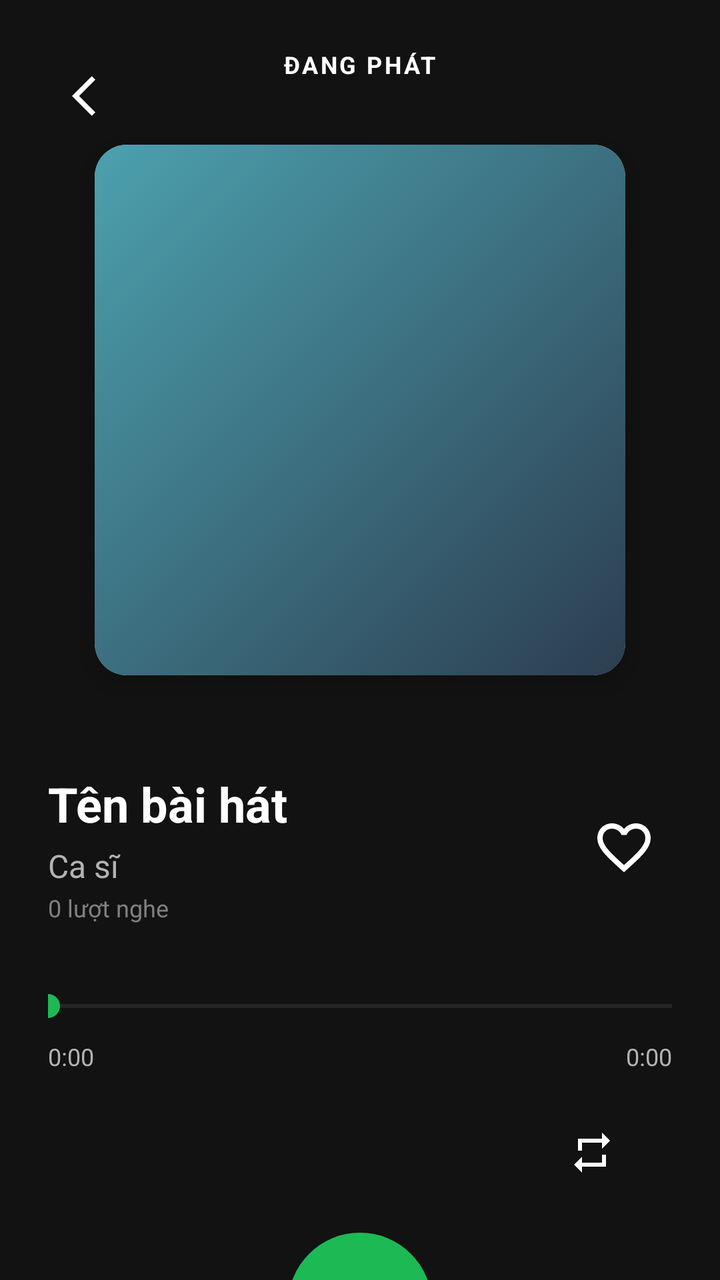
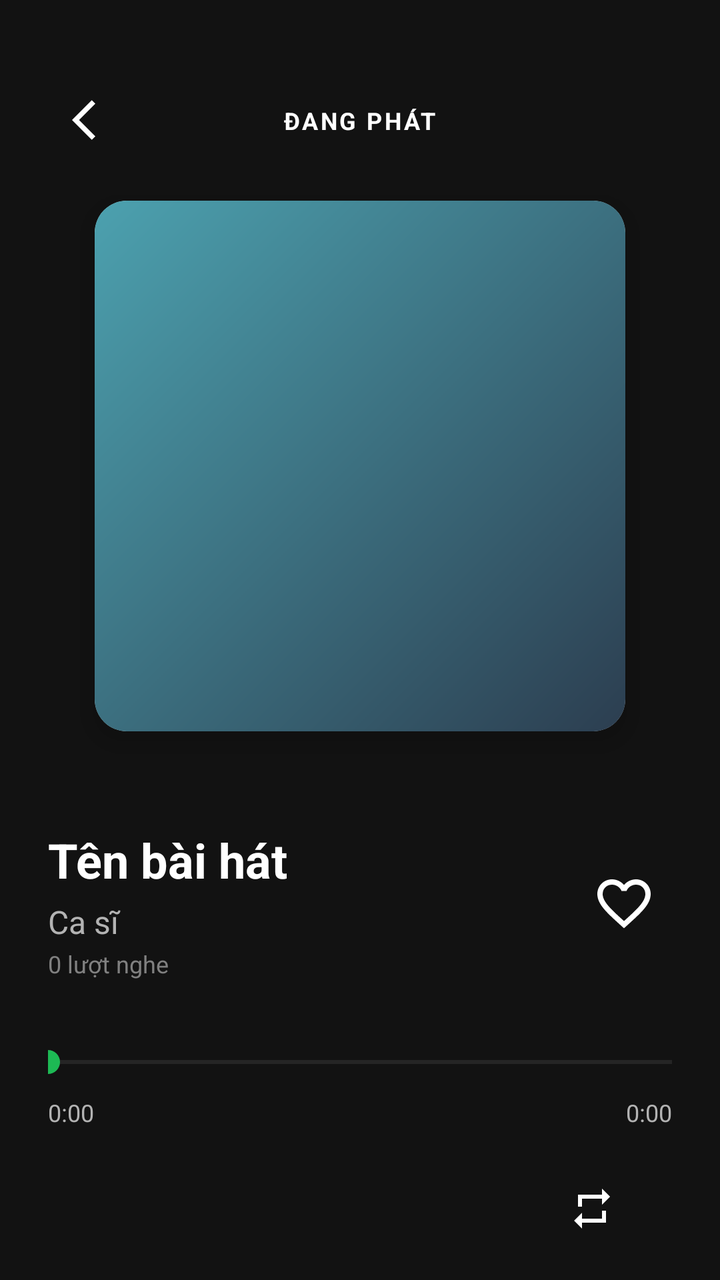

An Android layout rendered at two revisions. The XML below is the earlier revision; the diff shows what the commit changed to produce the second picture.
<!-- AndroidManifest.xml: activity theme Theme.AppCompat.Light.NoActionBar -->
<!-- res/layout/activity_player.xml -->
<?xml version="1.0" encoding="utf-8"?>
<androidx.core.widget.NestedScrollView
    xmlns:android="http://schemas.android.com/apk/res/android"
    xmlns:app="http://schemas.android.com/apk/res-auto"
    android:layout_width="match_parent"
    android:layout_height="match_parent"
    android:fillViewport="true"
    android:background="#121212">

    <androidx.constraintlayout.widget.ConstraintLayout
        android:layout_width="match_parent"
        android:layout_height="wrap_content"
        android:padding="24dp">

        
        <ImageView
            android:id="@+id/btnBack"
            android:layout_width="48dp"
            android:layout_height="48dp"
            android:padding="12dp"
            android:src="@drawable/ic_back"
            android:background="?attr/selectableItemBackgroundBorderless"
            app:layout_constraintTop_toTopOf="parent"
            app:layout_constraintStart_toStartOf="parent" />

        
        <TextView
            android:id="@+id/tvTopNav"
            android:layout_width="wrap_content"
            android:layout_height="wrap_content"
            android:text="ĐANG PHÁT"
            android:textColor="#FFFFFF"
            android:textSize="12sp"
            android:textStyle="bold"
            android:letterSpacing="0.1"
            app:layout_constraintTop_toTopOf="parent"
            app:layout_constraintStart_toStartOf="parent"
            app:layout_constraintEnd_toEndOf="parent" />

        
        <androidx.cardview.widget.CardView
            android:id="@+id/cardAlbum"
            android:layout_width="0dp"
            android:layout_height="0dp"
            app:cardCornerRadius="16dp"
            app:cardElevation="8dp"
            android:layout_marginTop="32dp"
            app:layout_constraintDimensionRatio="1:1"
            app:layout_constraintTop_toBottomOf="@id/tvTopNav"
            app:layout_constraintStart_toStartOf="parent"
            app:layout_constraintEnd_toEndOf="parent"
            app:layout_constraintWidth_percent="0.85">

            <ImageView
                android:id="@+id/ivAlbumArt"
                android:layout_width="match_parent"
                android:layout_height="match_parent"
                android:scaleType="centerCrop"
                android:src="@drawable/bg_album_placeholder" />
        </androidx.cardview.widget.CardView>

        
        <LinearLayout
            android:id="@+id/layoutSongInfo"
            android:layout_width="0dp"
            android:layout_height="wrap_content"
            android:orientation="horizontal"
            android:layout_marginTop="48dp"
            android:gravity="center_vertical"
            app:layout_constraintTop_toBottomOf="@id/cardAlbum"
            app:layout_constraintStart_toStartOf="parent"
            app:layout_constraintEnd_toEndOf="parent">

            <LinearLayout
                android:layout_width="0dp"
                android:layout_height="wrap_content"
                android:layout_weight="1"
                android:orientation="vertical">
                <TextView
                    android:id="@+id/tvTitle"
                    android:layout_width="match_parent"
                    android:layout_height="wrap_content"
                    android:text="Tên bài hát"
                    android:textColor="#FFFFFF"
                    android:textSize="24sp"
                    android:textStyle="bold"
                    android:maxLines="1"
                    android:ellipsize="end" />

                <TextView
                    android:id="@+id/tvArtist"
                    android:layout_width="match_parent"
                    android:layout_height="wrap_content"
                    android:layout_marginTop="4dp"
                    android:text="Ca sĩ"
                    android:textColor="#B3B3B3"
                    android:textSize="16sp"
                    android:maxLines="1"
                    android:ellipsize="end" />

                
                <TextView
                    android:id="@+id/tvViewCount"
                    android:layout_width="match_parent"
                    android:layout_height="wrap_content"
                    android:layout_marginTop="2dp"
                    android:text="0 lượt nghe"
                    android:textColor="#808080"
                    android:textSize="12sp"
                    android:maxLines="1" />
            </LinearLayout>

            <ImageButton
                android:id="@+id/btnLike"
                android:layout_width="48dp"
                android:layout_height="48dp"
                android:src="@drawable/ic_favorite_border"
                android:background="?attr/selectableItemBackgroundBorderless"
                android:layout_marginStart="8dp"/>
        </LinearLayout>

        
        <SeekBar
            android:id="@+id/seekBar"
            android:layout_width="0dp"
            android:layout_height="wrap_content"
            android:layout_marginTop="32dp"
            android:paddingStart="0dp"
            android:paddingEnd="0dp"
            android:progressTint="#1DB954"
            android:thumbTint="#1DB954"
            android:progressBackgroundTint="#4DFFFFFF"
            app:layout_constraintTop_toBottomOf="@id/layoutSongInfo"
            app:layout_constraintStart_toStartOf="parent"
            app:layout_constraintEnd_toEndOf="parent" />

        
        <TextView
            android:id="@+id/tvCurrentTime"
            android:layout_width="wrap_content"
            android:layout_height="wrap_content"
            android:text="0:00"
            android:textColor="#B3B3B3"
            android:textSize="12sp"
            android:layout_marginTop="8dp"
            app:layout_constraintTop_toBottomOf="@id/seekBar"
            app:layout_constraintStart_toStartOf="parent" />

        <TextView
            android:id="@+id/tvTotalTime"
            android:layout_width="wrap_content"
            android:layout_height="wrap_content"
            android:text="0:00"
            android:textColor="#B3B3B3"
            android:textSize="12sp"
            android:layout_marginTop="8dp"
            app:layout_constraintTop_toBottomOf="@id/seekBar"
            app:layout_constraintEnd_toEndOf="parent" />

        
        <ImageButton
            android:id="@+id/btnRepeat"
            android:layout_width="48dp"
            android:layout_height="48dp"
            android:layout_marginTop="16dp"
            android:layout_marginEnd="16dp"
            android:background="?attr/selectableItemBackgroundBorderless"
            android:src="@drawable/ic_repeat"
            app:layout_constraintTop_toBottomOf="@id/tvCurrentTime"
            app:layout_constraintEnd_toEndOf="parent" />

        
        <LinearLayout
            android:id="@+id/layoutControls"
            android:layout_width="match_parent"
            android:layout_height="wrap_content"
            android:orientation="horizontal"
            android:gravity="center"
            android:layout_marginTop="16dp"
            app:layout_constraintTop_toBottomOf="@id/btnRepeat"
            app:layout_constraintStart_toStartOf="parent"
            app:layout_constraintEnd_toEndOf="parent">

            <ImageButton
                android:id="@+id/btnPrev"
                android:layout_width="48dp"
                android:layout_height="48dp"
                android:background="?attr/selectableItemBackgroundBorderless"
                android:src="@drawable/ic_skip_previous"
                android:layout_marginEnd="32dp"/>

            <ImageButton
                android:id="@+id/btnPlayPause"
                android:layout_width="72dp"
                android:layout_height="72dp"
                android:background="@drawable/bg_circle_play"
                android:src="@drawable/ic_pause"/>

            <ImageButton
                android:id="@+id/btnNext"
                android:layout_width="48dp"
                android:layout_height="48dp"
                android:background="?attr/selectableItemBackgroundBorderless"
                android:src="@drawable/ic_skip_next"
                android:layout_marginStart="32dp"/>
        </LinearLayout>

        <LinearLayout
            android:id="@+id/layoutTabs"
            android:layout_width="match_parent"
            android:layout_height="wrap_content"
            android:orientation="horizontal"
            android:layout_marginTop="32dp"
            app:layout_constraintTop_toBottomOf="@id/layoutControls">

            <TextView
                android:id="@+id/tabSongs"
                android:layout_width="0dp"
                android:layout_height="wrap_content"
                android:layout_weight="1"
                android:text="BÀI HÁT TƯƠNG TỰ"
                android:textColor="#1DB954"
                android:textSize="14sp"
                android:textStyle="bold"
                android:gravity="center"
                android:padding="8dp"
                android:background="?attr/selectableItemBackground"/>

            <TextView
                android:id="@+id/tabArtists"
                android:layout_width="0dp"
                android:layout_height="wrap_content"
                android:layout_weight="1"
                android:text="CA SĨ LIÊN QUAN"
                android:textColor="#B3B3B3"
                android:textSize="14sp"
                android:textStyle="bold"
                android:gravity="center"
                android:padding="8dp"
                android:background="?attr/selectableItemBackground"/>
        </LinearLayout>

        <androidx.recyclerview.widget.RecyclerView
            android:id="@+id/rvRecommendations"
            android:layout_width="match_parent"
            android:layout_height="wrap_content"
            android:layout_marginTop="16dp"
            android:nestedScrollingEnabled="false"
            app:layout_constraintTop_toBottomOf="@id/layoutTabs"
            app:layout_constraintBottom_toBottomOf="parent" />

        <androidx.recyclerview.widget.RecyclerView
            android:id="@+id/rvArtistRecommendations"
            android:layout_width="match_parent"
            android:layout_height="wrap_content"
            android:layout_marginTop="16dp"
            android:nestedScrollingEnabled="false"
            android:visibility="gone"
            app:layout_constraintTop_toBottomOf="@id/layoutTabs"
            app:layout_constraintBottom_toBottomOf="parent" />

    </androidx.constraintlayout.widget.ConstraintLayout>
</androidx.core.widget.NestedScrollView>
<!-- resources referenced by this layout -->
<resources>
  <!-- drawable bg_album_placeholder (drawable) -->
  <shape xmlns:android="http://schemas.android.com/apk/res/android">
      <gradient android:startColor="#2C3E50" android:endColor="#4CA1AF" android:angle="135"/>
  </shape>
  <!-- drawable bg_circle_play (drawable) -->
  <shape xmlns:android="http://schemas.android.com/apk/res/android" android:shape="oval">
      <solid android:color="#1DB954"/> 
  </shape>
  <!-- drawable ic_back (drawable) -->
  <vector xmlns:android="http://schemas.android.com/apk/res/android"
      android:width="24dp" android:height="24dp"
      android:viewportWidth="24" android:viewportHeight="24">
      <path android:fillColor="#FFFFFF" android:pathData="M11.67,3.87L9.9,2.1 0,12l9.9,9.9 1.77,-1.77L3.54,12z"/>
  </vector>
  <!-- drawable ic_favorite_border (drawable) -->
  <vector xmlns:android="http://schemas.android.com/apk/res/android"
      android:width="32dp" android:height="32dp"
      android:viewportWidth="24" android:viewportHeight="24">
      <path android:fillColor="#FFFFFF" android:pathData="M16.5,3c-1.74,0 -3.41,0.81 -4.5,2.09C10.91,3.81 9.24,3 7.5,3 4.42,3 2,5.42 2,8.5c0,3.78 3.4,6.86 8.55,11.54L12,21.35l1.45,-1.32C18.6,15.36 22,12.28 22,8.5 22,5.42 19.58,3 16.5,3zM12.1,18.55l-0.1,0.1 -0.1,-0.1C7.14,14.24 4,11.39 4,8.5 4,6.5 5.5,5 7.5,5c1.54,0 3.04,0.99 3.57,2.36h1.87C13.46,5.99 14.96,5 16.5,5c2,0 3.5,1.5 3.5,3.5 0,2.89 -3.14,5.74 -7.9,10.05z"/>
  </vector>
  <!-- drawable ic_pause (drawable) -->
  <vector xmlns:android="http://schemas.android.com/apk/res/android"
      android:width="32dp" android:height="32dp"
      android:viewportWidth="24" android:viewportHeight="24">
      <path android:fillColor="#121212" android:pathData="M6,19h4V5H6v14zm8,-14v14h4V5h-4z"/>
  </vector>
  <!-- drawable ic_repeat (drawable) -->
  <vector xmlns:android="http://schemas.android.com/apk/res/android"
      android:width="24dp" android:height="24dp"
      android:viewportWidth="24" android:viewportHeight="24">
      <path android:fillColor="#FFFFFF" android:pathData="M7,7h10v3l4,-4 -4,-4v3H5v6h2V7zm10,10H7v-3l-4,4 4,4v-3h12v-6h-2v4z"/>
  </vector>
  <!-- drawable ic_skip_next (drawable) -->
  <vector xmlns:android="http://schemas.android.com/apk/res/android"
      android:width="32dp" android:height="32dp"
      android:viewportWidth="24" android:viewportHeight="24">
      <path android:fillColor="#FFFFFF" android:pathData="M6,18l8.5,-6L6,6v12zM16,6v12h2V6h-2z"/>
  </vector>
  <!-- drawable ic_skip_previous (drawable) -->
  <vector xmlns:android="http://schemas.android.com/apk/res/android"
      android:width="32dp" android:height="32dp"
      android:viewportWidth="24" android:viewportHeight="24">
      <path android:fillColor="#FFFFFF" android:pathData="M6,6h2v12H6V6zm3.5,6l8.5,6V6l-8.5,6z"/>
  </vector>
</resources>

<!-- the commit's change to res/layout/activity_player.xml (unified diff, before → after) -->
@@ -5,12 +5,15 @@
     android:layout_width="match_parent"
     android:layout_height="match_parent"
     android:fillViewport="true"
+    android:fitsSystemWindows="true"
     android:background="#121212">
 
     <androidx.constraintlayout.widget.ConstraintLayout
         android:layout_width="match_parent"
         android:layout_height="wrap_content"
-        android:padding="24dp">
+        android:paddingHorizontal="24dp"
+        android:paddingTop="36dp"
+        android:paddingBottom="24dp">
 
         
         <ImageView
@@ -33,7 +36,8 @@
             android:textSize="12sp"
             android:textStyle="bold"
             android:letterSpacing="0.1"
-            app:layout_constraintTop_toTopOf="parent"
+            app:layout_constraintTop_toTopOf="@id/btnBack"
+            app:layout_constraintBottom_toBottomOf="@id/btnBack"
             app:layout_constraintStart_toStartOf="parent"
             app:layout_constraintEnd_toEndOf="parent" />
 
